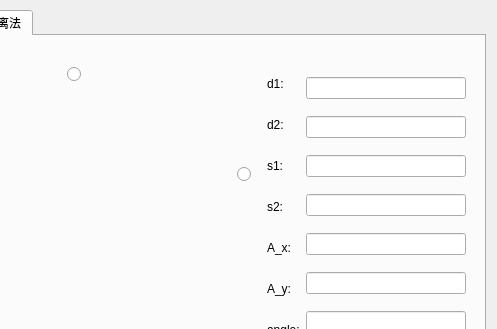
Above: GIS_Project/pianxin.ui from WZhutian/GIS_Project before the change; both pictures show x 145 to 642 and y 0 to 329 of the 642 by 413 pixel window. Below: the same form after it.
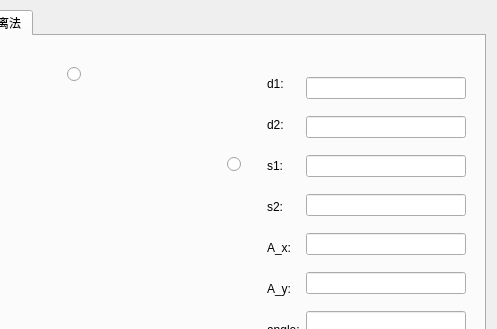
That is the form after the change. Icons and pictures are not drawn.

The edit to the form file:
```diff
--- a/GIS_Project/pianxin.ui
+++ b/GIS_Project/pianxin.ui
@@ -148,8 +148,8 @@
     <widget class="QRadioButton" name="radioButton_right">
      <property name="geometry">
       <rect>
-       <x>370</x>
-       <y>130</y>
+       <x>360</x>
+       <y>120</y>
        <width>16</width>
        <height>16</height>
       </rect>
@@ -161,10 +161,10 @@
     <widget class="QLabel" name="label_6">
      <property name="geometry">
       <rect>
-       <x>-10</x>
-       <y>10</y>
-       <width>411</width>
-       <height>301</height>
+       <x>0</x>
+       <y>20</y>
+       <width>391</width>
+       <height>291</height>
       </rect>
      </property>
      <property name="styleSheet">
```
